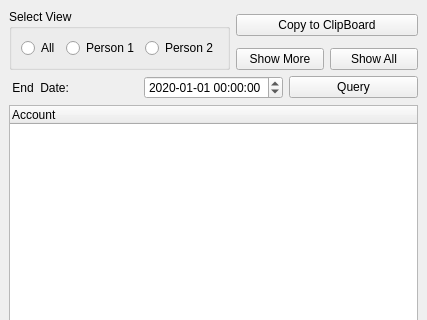
Above: BookKeeping/financial_statement/financial_statement.ui from cowtony/BookKeeping before the change; both pictures show x 0 to 427 and y 0 to 320 of the 427 by 717 pixel window. Below: the same form after it.
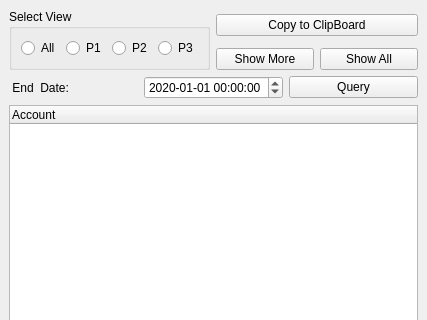
That is the form after the change. Icons and pictures are not drawn.

Diff of the .ui file:
```diff
--- a/BookKeeping/financial_statement/financial_statement.ui
+++ b/BookKeeping/financial_statement/financial_statement.ui
@@ -90,14 +90,21 @@
        <item>
         <widget class="QRadioButton" name="radioButton_1">
          <property name="text">
-          <string>Person 1</string>
+          <string>P1</string>
          </property>
         </widget>
        </item>
        <item>
         <widget class="QRadioButton" name="radioButton_2">
          <property name="text">
-          <string>Person 2</string>
+          <string>P2</string>
+         </property>
+        </widget>
+       </item>
+       <item>
+        <widget class="QRadioButton" name="radioButton_3">
+         <property name="text">
+          <string>P3</string>
          </property>
         </widget>
        </item>
```
